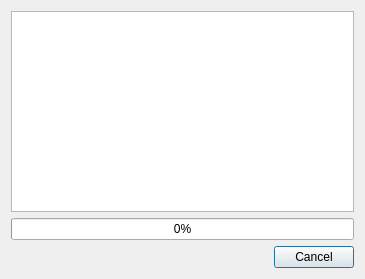
Before: the Qt Designer form src/updatedialogbase.ui in applejuicenetz/gui-juicer, drawn with Qt 5.
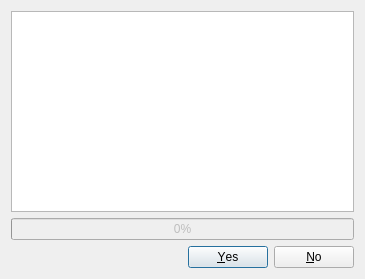
After: the same form once the commit is applied.

Patch:
```diff
--- a/src/updatedialogbase.ui
+++ b/src/updatedialogbase.ui
@@ -24,8 +24,11 @@
     </widget>
    </item>
    <item>
-    <widget class="QProgressBar" name="progressBar" >
-     <property name="value" >
+    <widget class="QProgressBar" name="progressBar">
+     <property name="enabled">
+      <bool>false</bool>
+     </property>
+     <property name="value">
       <number>0</number>
      </property>
     </widget>
@@ -35,8 +38,8 @@
      <property name="orientation" >
       <enum>Qt::Horizontal</enum>
      </property>
-     <property name="standardButtons" >
-      <set>QDialogButtonBox::Cancel</set>
+     <property name="standardButtons">
+      <set>QDialogButtonBox::No|QDialogButtonBox::Yes</set>
      </property>
     </widget>
    </item>
```
Left out of the diff: 29 changed lines with no effect on the pictures.
